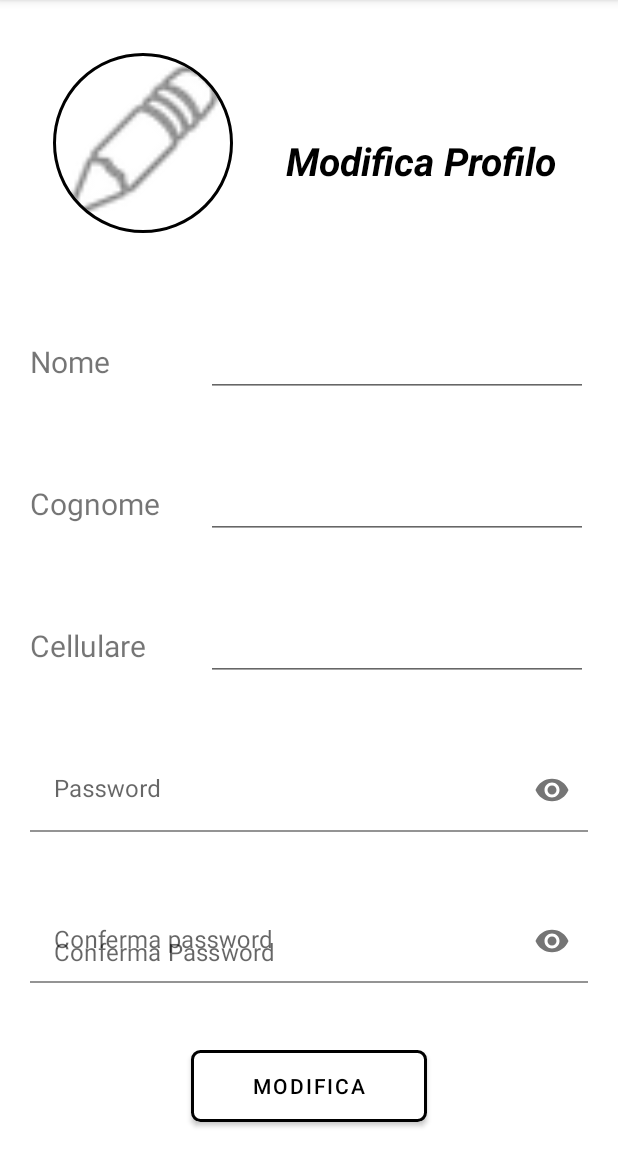
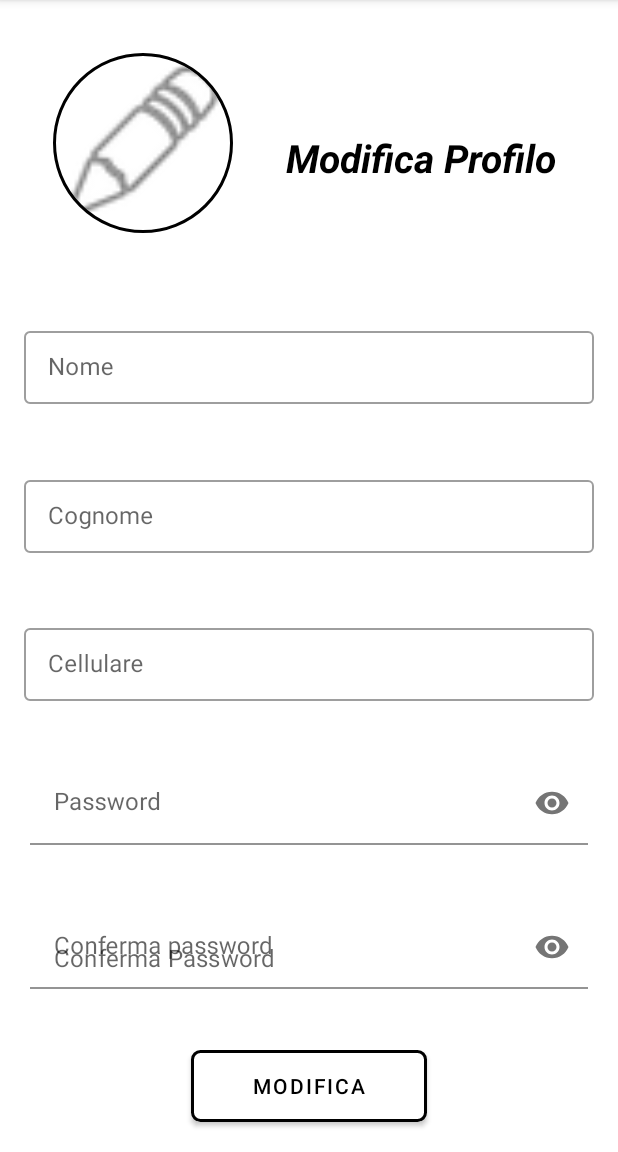
Before and after one commit to Alessandrob99/Progetto_PM, an Android app: the fragment EditProfileFragment placed in its activity, on a phone screen of 412 x 824 dp, the part 84-1236 px from its top. Run offline under Robolectric (Android 15) with nearby library versions, the phone set to English and light mode, and no system bars; our stand-ins replace CircleImageView, Firebase (no records; nobody signed in at launch, a user with empty details on screens opened directly); Roboto replaces fonts that are not available here; 8 statements that could not run were skipped.

Commit message:
-EditProfile risolto layout. Ora dovrebbe essere tutto stabile. Ho fatto un leggero cambiamento dell'aspetto. -Fix partecipa layout.
BUG------> Se modifichi il nome/cognome/etc..., sulla NAV BAR il nome non è aggiornato. Ho risolto in un modo non proprio giusto. Da vedere

```diff
--- a/app/src/main/java/com/example/progetto_programmazionemobile/View/EditProfileFragment.kt
+++ b/app/src/main/java/com/example/progetto_programmazionemobile/View/EditProfileFragment.kt
@@ -82,6 +82,7 @@ class EditProfileFragment: Fragment()
 
                             } else {
                                 val builder: AlertDialog.Builder = AlertDialog.Builder(requireContext())
+
                                 builder.setTitle("Modifiche effettuate")
                                 builder.setMessage("Operazione completata con successo")
 
--- a/app/src/main/java/com/example/progetto_programmazionemobile/View/HomePage_Activity.kt
+++ b/app/src/main/java/com/example/progetto_programmazionemobile/View/HomePage_Activity.kt
@@ -169,6 +169,12 @@ class HomePage_Activity : AppCompatActivity(), NavigationView.OnNavigationItemSe
     {
         val fragment = supportFragmentManager.beginTransaction()
         fragment.replace(R.id.fragment_container, frag,ID).commit()
+
+        val navView : NavigationView = findViewById(R.id.nav_view)
+        val header = navView.getHeaderView(0)
+        header.findViewById<TextView>(R.id.NameDrawer).text = Auth_Handler.CURRENT_USER!!.nome.capitalize()
+        header.findViewById<TextView>(R.id.SurnameDrawer).text = Auth_Handler.CURRENT_USER!!.cognome.capitalize()
+
         drawer.closeDrawer(GravityCompat.START)
     }
 
--- a/app/src/main/res/layout/fragment_home_editprofile.xml
+++ b/app/src/main/res/layout/fragment_home_editprofile.xml
@@ -59,27 +59,22 @@
         android:layout_marginTop="5dp"
         android:layout_weight="0.01">
 
-        <TextView
-            android:id="@+id/txtNome"
+        <com.google.android.material.textfield.TextInputLayout
             android:layout_width="match_parent"
             android:layout_height="wrap_content"
-            android:text="Nome"
-            android:layout_marginStart="20dp"
-            android:layout_marginEnd="10dp"
-            android:textSize="20sp"
-            android:layout_weight="2"/>
+            android:layout_marginLeft="16dp"
+            android:layout_marginRight="16dp"
+            android:hint="Nome"
+            style="@style/Widget.MaterialComponents.TextInputLayout.OutlinedBox.Dense">
 
-        <EditText
+            <com.google.android.material.textfield.TextInputEditText
                 android:id="@+id/editNome"
+                android:inputType="text"
                 android:layout_width="match_parent"
                 android:layout_height="wrap_content"
-            android:layout_marginEnd="20dp"
-            android:clickable="true"
-            android:enabled="true"
-            android:duplicateParentState="false"
-            android:editable="true"
-            android:textSize="18sp"
-            android:layout_weight="1"/>
+                android:textAlignment="center"/>
+
+        </com.google.android.material.textfield.TextInputLayout>
 
     </LinearLayout>
 
@@ -90,25 +85,22 @@
         android:layout_marginTop="5dp"
         android:layout_weight="0.01">
 
-        <TextView
-            android:id="@+id/txtusername"
+        <com.google.android.material.textfield.TextInputLayout
             android:layout_width="match_parent"
             android:layout_height="wrap_content"
-            android:layout_marginStart="20dp"
-            android:layout_marginEnd="10dp"
-            android:text="Cognome"
-            android:textSize="20sp"
-            android:layout_weight="2"/>
+            android:layout_marginLeft="16dp"
+            android:layout_marginRight="16dp"
+            android:hint="Cognome"
+            style="@style/Widget.MaterialComponents.TextInputLayout.OutlinedBox.Dense">
 
-        <EditText
+            <com.google.android.material.textfield.TextInputEditText
                 android:id="@+id/editCognome"
+                android:inputType="text"
                 android:layout_width="match_parent"
                 android:layout_height="wrap_content"
-            android:layout_marginEnd="20dp"
-            android:clickable="true"
-            android:enabled="true"
-            android:textSize="18sp"
-            android:layout_weight="1"/>
+                android:textAlignment="center"/>
+
+        </com.google.android.material.textfield.TextInputLayout>
 
     </LinearLayout>
 
@@ -120,25 +112,22 @@
         android:layout_marginTop="5dp"
         android:layout_weight="0.01">
 
-        <TextView
-            android:id="@+id/txtCellulare"
+        <com.google.android.material.textfield.TextInputLayout
             android:layout_width="match_parent"
             android:layout_height="wrap_content"
-            android:layout_marginStart="20dp"
-            android:layout_marginEnd="10dp"
-            android:text="Cellulare"
-            android:textSize="20sp"
-            android:layout_weight="2"/>
+            android:layout_marginLeft="16dp"
+            android:layout_marginRight="16dp"
+            android:hint="Cellulare"
+            style="@style/Widget.MaterialComponents.TextInputLayout.OutlinedBox.Dense">
 
-        <EditText
+            <com.google.android.material.textfield.TextInputEditText
                 android:id="@+id/editCellulare"
+                android:inputType="number"
                 android:layout_width="match_parent"
                 android:layout_height="wrap_content"
-            android:layout_marginEnd="20dp"
-            android:clickable="true"
-            android:enabled="true"
-            android:textSize="18sp"
-            android:layout_weight="1"/>
+                android:textAlignment="center"/>
+
+        </com.google.android.material.textfield.TextInputLayout>
 
     </LinearLayout>
 
--- a/app/src/main/res/layout/fragment_partecipa.xml
+++ b/app/src/main/res/layout/fragment_partecipa.xml
@@ -59,6 +59,7 @@
 
                 <com.google.android.material.textfield.TextInputEditText
                     android:id="@+id/codicePrenotazione"
+                    android:inputType="text"
                     android:layout_width="match_parent"
                     android:layout_height="wrap_content"
                     android:textAlignment="center"/>
```
Lines whose indentation alone changed are shown as unchanged.
